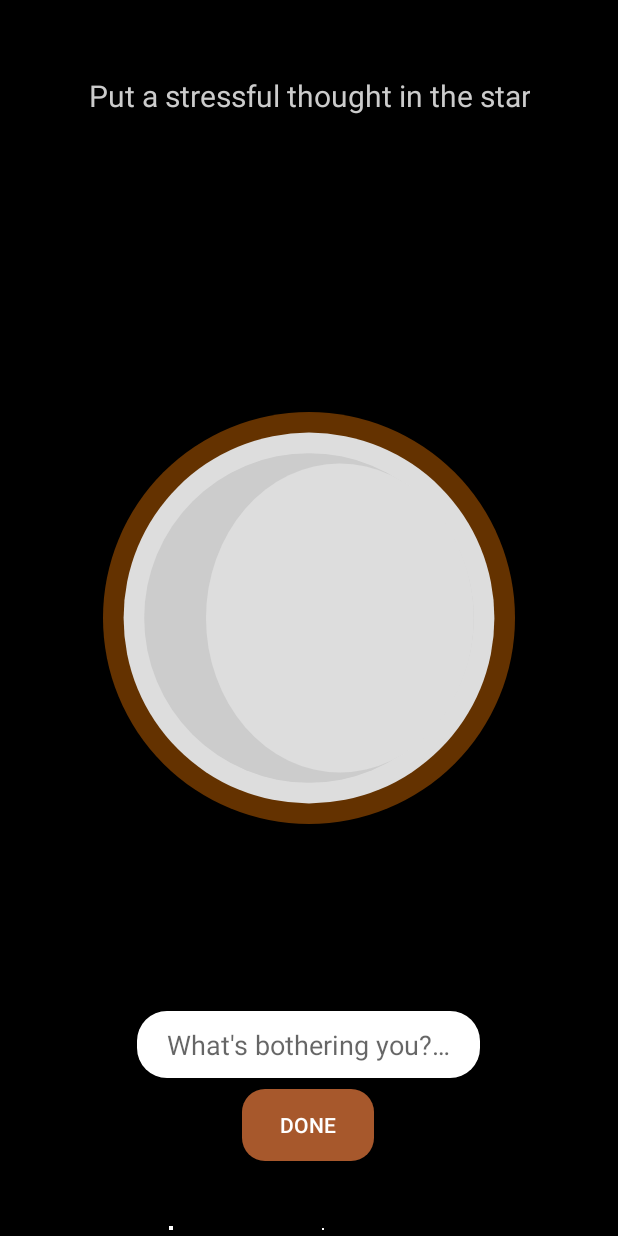
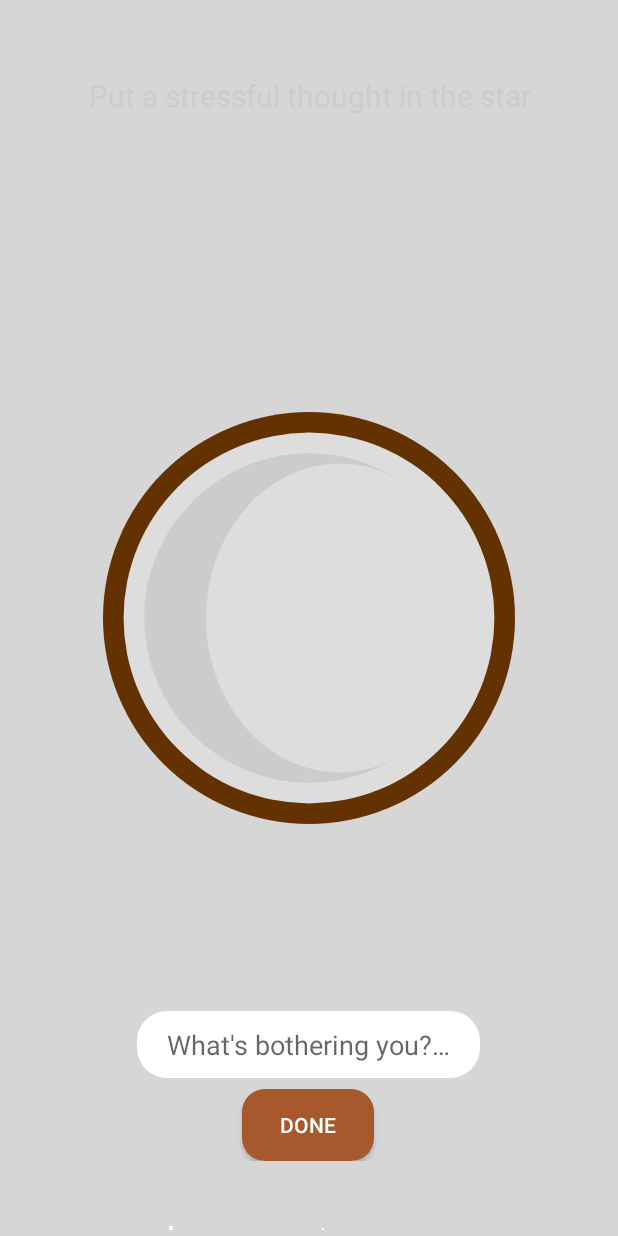
Before and after one commit to vinhdq842/PixelThoughts, an Android app: the screen it shows after launch (MainActivity), on a phone screen of 412 x 824 dp. Run offline under Robolectric (Android 15) with nearby library versions, the light colour scheme and no system bars; Roboto replaces fonts that are not available here; 1 statement that could not run was skipped.

Commit message:
Added background, bugs fixed.

```diff
--- a/app/src/main/java/com/quangvinh/pixelthoughts/MainActivity.java
+++ b/app/src/main/java/com/quangvinh/pixelthoughts/MainActivity.java
@@ -2,9 +2,12 @@ package com.quangvinh.pixelthoughts;
 
 import android.content.Context;
 import android.content.res.Resources;
+import android.graphics.Bitmap;
+import android.graphics.BitmapFactory;
 import android.graphics.Canvas;
 import android.graphics.Color;
 import android.graphics.Paint;
+import android.graphics.Rect;
 import android.graphics.Typeface;
 import android.media.MediaPlayer;
 import android.os.Bundle;
@@ -79,6 +82,8 @@ public class MainActivity extends AppCompatActivity {
 
         linearLayoutInputForm.setAlpha(0);
         linearLayoutInputForm.getChildAt(0).setEnabled(false);
+        ((TextView) linearLayoutAppLabel.getChildAt(0)).setTypeface(Background.typeface);
+        ((TextView) linearLayoutAppLabel.getChildAt(1)).setTypeface(Background.typeface);
 
         textViewMessage.setAlpha(0);
         Background.setMainStarAlpha(0);
@@ -197,7 +202,7 @@ public class MainActivity extends AppCompatActivity {
 
 class Background extends View {
 
-    private Paint paint = new Paint();
+    private Paint paint = new Paint(Paint.ANTI_ALIAS_FLAG);
 
     private String message = "";
 
@@ -214,12 +219,16 @@ class Background extends View {
 
     static Typeface typeface;
 
+    private Bitmap background;
+
+    private Rect rect;
+
     public Background(Context context) {
         super(context);
-        typeface = Typeface.createFromAsset(context.getAssets(), "fonts/tnr.ttf");
+        typeface = Typeface.createFromAsset(context.getAssets(), "fonts/ComingSoon.ttf");
         paint.setTypeface(typeface);
-        paint.setFlags(Paint.ANTI_ALIAS_FLAG);
-
+        background = BitmapFactory.decodeResource(getResources(), R.drawable.background);
+        rect = new Rect(0, 0, MainActivity.WIDTH, MainActivity.HEIGHT);
     }
 
     public static void setMainStarAlpha(float alp) {
@@ -247,11 +256,12 @@ class Background extends View {
     @Override
     protected void onDraw(android.graphics.Canvas canvas) {
         super.onDraw(canvas);
-        if (radius > 5)
-            drawTheMainStar(MainActivity.WIDTH / 2f, MainActivity.HEIGHT / 2f, radius, canvas, paint);
+        canvas.drawBitmap(background, null, rect, paint);
         paint.setColor(Color.WHITE);
         addStars();
         for (int i = 0; i < stars.size(); i++) (stars.elementAt(i)).render(canvas, paint);
+        if (radius > 5)
+            drawTheMainStar(MainActivity.WIDTH / 2f, MainActivity.HEIGHT / 2f, radius, canvas, paint);
         invalidate();
     }
 
```
